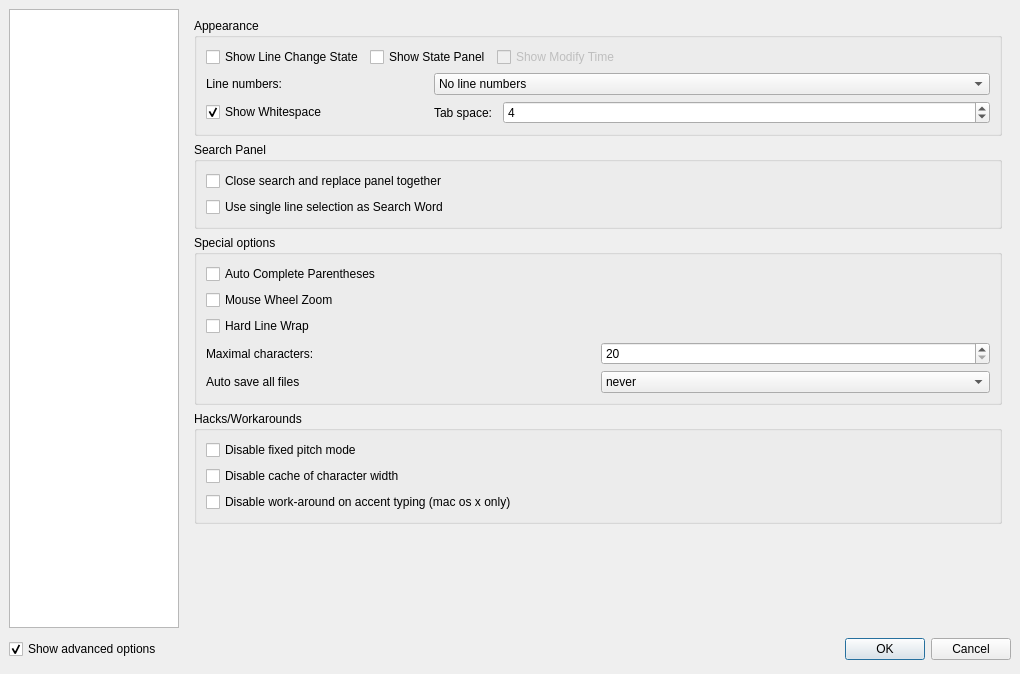
First picture: the form in configdialog.ui, repository svn2github/texstudio-trunk, before the edit.
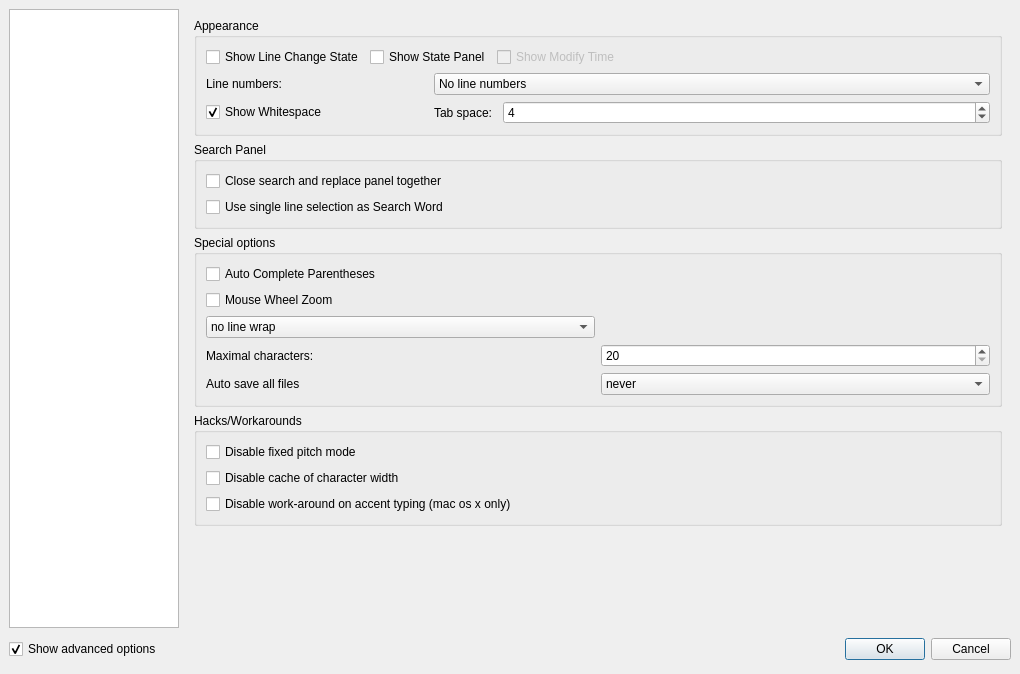
Second picture: the form after the edit. The open tabs and pages were chosen to show the change. Icons and pictures are not drawn.

Commit message: implemented soft wrap with defined line length config for this had to changed slightly so that at first new start mode is set to soft wrap again

Diff of the .ui file:
```diff
--- a/configdialog.ui
+++ b/configdialog.ui
@@ -1448,13 +1448,6 @@
             </property>
            </widget>
           </item>
-          <item row="5" column="0">
-           <widget class="QCheckBox" name="checkBoxHardWordWrap">
-            <property name="text">
-             <string>Hard Line Wrap</string>
-            </property>
-           </widget>
-          </item>
           <item row="3" column="0">
            <widget class="QCheckBox" name="checkBoxAutoCompleteParens">
             <property name="text">
@@ -1469,6 +1462,30 @@
             </property>
            </widget>
           </item>
+          <item row="5" column="0">
+           <widget class="QComboBox" name="comboBoxLineWrap">
+            <item>
+             <property name="text">
+              <string>no line wrap</string>
+             </property>
+            </item>
+            <item>
+             <property name="text">
+              <string>soft line wrap at window edge</string>
+             </property>
+            </item>
+            <item>
+             <property name="text">
+              <string>soft line wrap after max. characters</string>
+             </property>
+            </item>
+            <item>
+             <property name="text">
+              <string>hard line wrap after max. characters</string>
+             </property>
+            </item>
+           </widget>
+          </item>
          </layout>
         </widget>
        </item>
```
Left out of the diff: 15 changed lines with no effect on the pictures. The commit also changes 7 other files.
